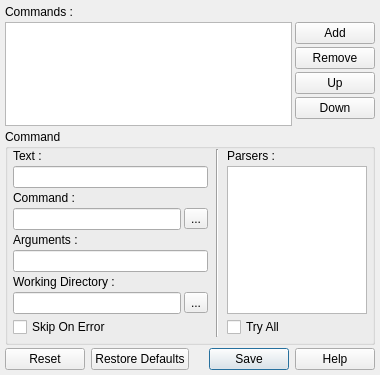
Above: v2/branches/dev/monkey/src/pluginsmanager/ui/UICLIToolSettings.ui from testmana2/mks before the change. Below: the same form after it.
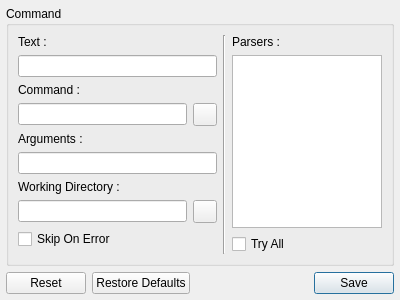
That is the form after the change. Icons and pictures are not drawn.

What changed in the file:
```diff
--- a/v2/branches/dev/monkey/src/pluginsmanager/ui/UICLIToolSettings.ui
+++ b/v2/branches/dev/monkey/src/pluginsmanager/ui/UICLIToolSettings.ui
@@ -1,267 +1,167 @@
 <ui version="4.0" >
  <class>UICLIToolSettings</class>
- <widget class="QWidget" name="UICLIToolSettings" >
-  <property name="geometry" >
+ <widget class="QWidget" name="UICLIToolSettings">
+  <property name="geometry">
    <rect>
     <x>0</x>
     <y>0</y>
-    <width>380</width>
-    <height>375</height>
+    <width>400</width>
+    <height>300</height>
    </rect>
   </property>
   <property name="windowTitle" >
    <string>Commands Editor</string>
   </property>
-  <layout class="QVBoxLayout" >
-   <property name="spacing" >
-    <number>3</number>
+  <layout class="QVBoxLayout" name="verticalLayout_2">
+   <property name="spacing">
+    <number>6</number>
    </property>
-   <property name="leftMargin" >
-    <number>5</number>
+   <property name="margin">
+    <number>6</number>
    </property>
-   <property name="topMargin" >
-    <number>5</number>
-   </property>
-   <property name="rightMargin" >
-    <number>5</number>
-   </property>
-   <property name="bottomMargin" >
-    <number>5</number>
-   </property>
    <item>
-    <layout class="QGridLayout" >
-     <property name="horizontalSpacing" >
-      <number>3</number>
-     </property>
-     <property name="verticalSpacing" >
-      <number>3</number>
-     </property>
-     <item row="0" column="0" colspan="2" >
-      <widget class="QLabel" name="lCommands" >
-       <property name="sizePolicy" >
-        <sizepolicy vsizetype="Preferred" hsizetype="Expanding" >
-         <horstretch>0</horstretch>
-         <verstretch>0</verstretch>
-        </sizepolicy>
-       </property>
-       <property name="text" >
-        <string>Commands :</string>
-       </property>
-      </widget>
-     </item>
-     <item rowspan="5" row="1" column="0" >
-      <widget class="QListWidget" name="lwCommands" />
-     </item>
-     <item row="1" column="1" >
-      <widget class="QPushButton" name="pbCommandAdd" >
-       <property name="text" >
-        <string>Add</string>
-       </property>
-       <property name="icon" >
-        <iconset resource="../../resources/resources.qrc" >:/tools/icons/tools/add.png</iconset>
-       </property>
-       <property name="autoDefault" >
-        <bool>false</bool>
-       </property>
-      </widget>
-     </item>
-     <item row="2" column="1" >
-      <widget class="QPushButton" name="pbCommandRemove" >
-       <property name="text" >
-        <string>Remove</string>
-       </property>
-       <property name="icon" >
-        <iconset resource="../../resources/resources.qrc" >:/tools/icons/tools/remove.png</iconset>
-       </property>
-       <property name="autoDefault" >
-        <bool>false</bool>
-       </property>
-      </widget>
-     </item>
-     <item row="5" column="1" >
-      <spacer>
-       <property name="orientation" >
-        <enum>Qt::Vertical</enum>
-       </property>
-       <property name="sizeHint" >
-        <size>
-         <width>20</width>
-         <height>16</height>
-        </size>
-       </property>
-      </spacer>
-     </item>
-     <item row="4" column="1" >
-      <widget class="QPushButton" name="pbCommandDown" >
-       <property name="text" >
-        <string>Down</string>
-       </property>
-       <property name="icon" >
-        <iconset resource="../../resources/resources.qrc" >:/tools/icons/tools/down.png</iconset>
-       </property>
-      </widget>
-     </item>
-     <item row="3" column="1" >
-      <widget class="QPushButton" name="pbCommandUp" >
-       <property name="text" >
-        <string>Up</string>
-       </property>
-       <property name="icon" >
-        <iconset resource="../../resources/resources.qrc" >:/tools/icons/tools/up.png</iconset>
-       </property>
-      </widget>
-     </item>
-    </layout>
-   </item>
-   <item>
-    <widget class="QGroupBox" name="gbCommand" >
-     <property name="title" >
+    <widget class="QGroupBox" name="gbBuildCommand">
+     <property name="title">
       <string>Command</string>
      </property>
-     <layout class="QHBoxLayout" >
-      <property name="spacing" >
-       <number>8</number>
-      </property>
-      <property name="leftMargin" >
-       <number>5</number>
-      </property>
-      <property name="topMargin" >
-       <number>0</number>
-      </property>
-      <property name="rightMargin" >
-       <number>5</number>
-      </property>
-      <property name="bottomMargin" >
-       <number>5</number>
-      </property>
+     <layout class="QHBoxLayout" name="horizontaLayut">
       <item>
-       <layout class="QGridLayout" >
-        <property name="horizontalSpacing" >
-         <number>3</number>
-        </property>
-        <property name="verticalSpacing" >
-         <number>3</number>
-        </property>
-        <item row="0" column="0" colspan="2" >
-         <widget class="QLabel" name="lCommandText" >
-          <property name="sizePolicy" >
-           <sizepolicy vsizetype="Preferred" hsizetype="Expanding" >
+       <widget class="QWidget" name="widget_2" native="true">
+        <layout class="QGridLayout" name="gridLayout">
+         <property name="margin">
+          <number>0</number>
+         </property>
+         <item row="0" column="0" colspan="2">
+          <widget class="QLabel" name="lBuildCommandText">
+           <property name="sizePolicy">
+            <sizepolicy hsizetype="Expanding" vsizetype="Preferred">
             <horstretch>0</horstretch>
             <verstretch>0</verstretch>
            </sizepolicy>
           </property>
-          <property name="text" >
+           <property name="text">
            <string>Text :</string>
           </property>
          </widget>
         </item>
-        <item row="1" column="0" colspan="2" >
-         <widget class="QLineEdit" name="leCommandText" />
-        </item>
-        <item row="2" column="0" colspan="2" >
-         <widget class="QLabel" name="lCommandCommand" >
-          <property name="text" >
+         <item row="1" column="0" colspan="2">
+          <widget class="QLineEdit" name="leBuildCommandText"/>
+         </item>
+         <item row="2" column="0" colspan="2">
+          <widget class="QLabel" name="lBuildCommandCommand">
+           <property name="text">
            <string>Command :</string>
           </property>
          </widget>
         </item>
-        <item row="3" column="0" >
-         <widget class="QLineEdit" name="leCommandCommand" />
-        </item>
-        <item row="3" column="1" >
-         <widget class="QToolButton" name="tbCommandCommand" >
-          <property name="text" >
-           <string>...</string>
-          </property>
-          <property name="icon" >
-           <iconset resource="../../resources/resources.qrc" >:/tools/icons/tools/file.png</iconset>
+         <item row="3" column="0">
+          <widget class="QLineEdit" name="leBuildCommandCommand"/>
+         </item>
+         <item row="3" column="1">
+          <widget class="QToolButton" name="tbBuildCommandCommand">
+           <property name="icon">
+            <iconset resource="../../resources/resources.qrc">
+             <normaloff>:/tools/icons/tools/file.png</normaloff>:/tools/icons/tools/file.png</iconset>
           </property>
          </widget>
         </item>
-        <item row="4" column="0" colspan="2" >
-         <widget class="QLabel" name="lCommandArguments" >
-          <property name="text" >
+         <item row="4" column="0" colspan="2">
+          <widget class="QLabel" name="lBuildCommandArguments">
+           <property name="text">
            <string>Arguments :</string>
           </property>
          </widget>
         </item>
-        <item row="5" column="0" colspan="2" >
-         <widget class="QLineEdit" name="leCommandArguments" />
-        </item>
-        <item row="6" column="0" colspan="2" >
-         <widget class="QLabel" name="lCommandWorkingDirectory" >
-          <property name="text" >
+         <item row="5" column="0" colspan="2">
+          <widget class="QLineEdit" name="leBuildCommandArguments"/>
+         </item>
+         <item row="6" column="0" colspan="2">
+          <widget class="QLabel" name="lBuildCommandWorkingDirectory">
+           <property name="text">
            <string>Working Directory :</string>
           </property>
          </widget>
         </item>
-        <item row="7" column="0" >
-         <widget class="QLineEdit" name="leCommandWorkingDirectory" />
-        </item>
-        <item row="7" column="1" >
-         <widget class="QToolButton" name="tbCommandWorkingDirectory" >
-          <property name="text" >
-           <string>...</string>
-          </property>
-          <property name="icon" >
-           <iconset resource="../../resources/resources.qrc" >:/tools/icons/tools/icon.png</iconset>
+         <item row="7" column="0">
+          <widget class="QLineEdit" name="leBuildCommandWorkingDirectory"/>
+         </item>
+         <item row="7" column="1">
+          <widget class="QToolButton" name="tbBuildCommandWorkingDirectory">
+           <property name="icon">
+            <iconset resource="../../resources/resources.qrc">
+             <normaloff>:/tools/icons/tools/icon.png</normaloff>:/tools/icons/tools/icon.png</iconset>
           </property>
          </widget>
         </item>
-        <item row="8" column="0" colspan="2" >
-         <widget class="QCheckBox" name="cbCommandSkipOnError" >
-          <property name="text" >
+         <item row="8" column="0" colspan="2">
+          <widget class="QCheckBox" name="cbBuildCommandSkipOnError">
+           <property name="text">
            <string>Skip On Error</string>
           </property>
          </widget>
         </item>
-       </layout>
+         <item row="9" column="0" colspan="2">
+          <spacer name="verticalSpacer">
+           <property name="orientation">
+            <enum>Qt::Vertical</enum>
+           </property>
+           <property name="sizeHint" stdset="0">
+            <size>
+             <width>8</width>
+             <height>0</height>
+            </size>
+           </property>
+          </spacer>
+         </item>
+        </layout>
+       </widget>
       </item>
       <item>
-       <widget class="Line" name="lCommand" >
-        <property name="orientation" >
+       <widget class="Line" name="lBuildCommand">
+        <property name="orientation">
          <enum>Qt::Vertical</enum>
         </property>
        </widget>
       </item>
       <item>
-       <layout class="QVBoxLayout" >
-        <property name="spacing" >
-         <number>3</number>
-        </property>
-        <item>
-         <widget class="QLabel" name="lCommandParsers" >
-          <property name="text" >
-           <string>Parsers :</string>
-          </property>
-         </widget>
-        </item>
-        <item>
-         <widget class="QListWidget" name="lwCommandParsers" >
-          <property name="maximumSize" >
+       <widget class="QWidget" name="widget" native="true">
+        <property name="maximumSize">
            <size>
-            <width>140</width>
+          <width>150</width>
             <height>16777215</height>
            </size>
           </property>
+        <layout class="QVBoxLayout" name="verticalLayout">
+         <property name="margin">
+          <number>0</number>
+         </property>
+         <item>
+          <widget class="QLabel" name="lBuildCommandParsers">
+           <property name="text">
+            <string>Parsers :</string>
+           </property>
          </widget>
         </item>
         <item>
-         <widget class="QCheckBox" name="cbCommandTryAll" >
-          <property name="text" >
+          <widget class="QListWidget" name="lwBuildCommandParsers"/>
+         </item>
+         <item>
+          <widget class="QCheckBox" name="cbBuildCommandTryAll">
+           <property name="text">
            <string>Try All</string>
           </property>
          </widget>
         </item>
        </layout>
+       </widget>
       </item>
      </layout>
     </widget>
    </item>
    <item>
-    <widget class="QDialogButtonBox" name="dbbButtons" >
-     <property name="standardButtons" >
-      <set>QDialogButtonBox::Help|QDialogButtonBox::NoButton|QDialogButtonBox::Reset|QDialogButtonBox::RestoreDefaults|QDialogButtonBox::Save</set>
+    <widget class="QDialogButtonBox" name="dbbButtons">
+     <property name="standardButtons">
+      <set>QDialogButtonBox::Reset|QDialogButtonBox::RestoreDefaults|QDialogButtonBox::Save</set>
      </property>
     </widget>
    </item>
```
Left out of the diff: 9 changed lines with no effect on the pictures. Lines whose indentation alone changed are shown as unchanged.
